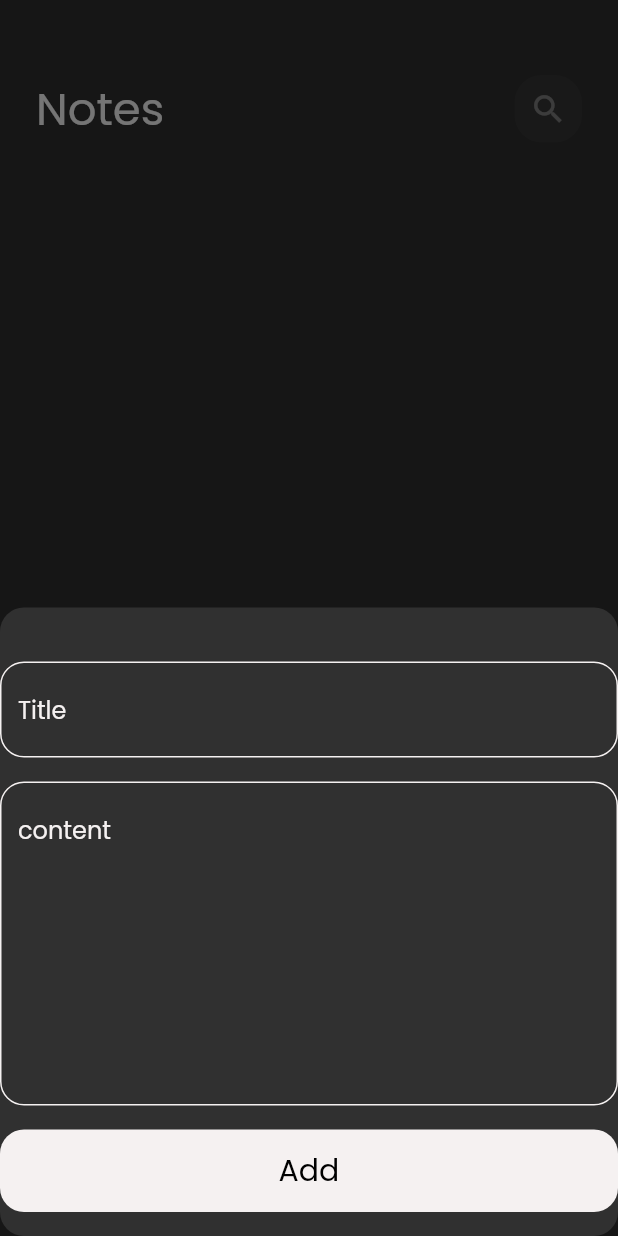
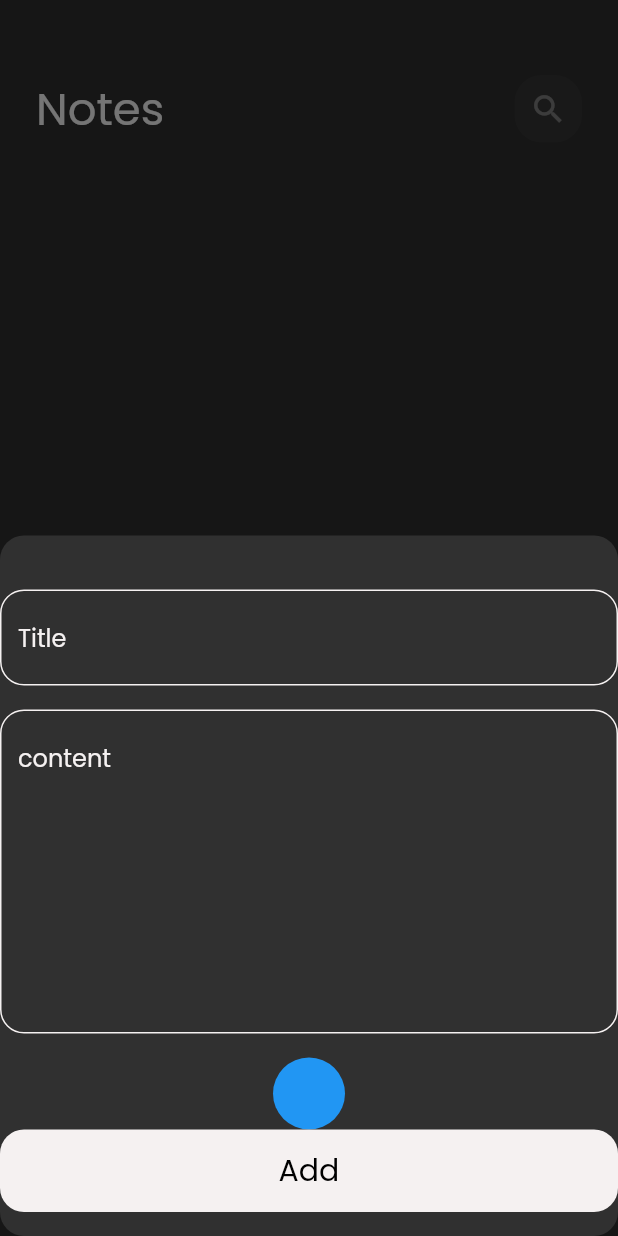
Before and after one commit to Ahmedgamalebied/My_diary, a Flutter app: the screen it shows after launch, after a tap on the "add" icon, on a phone screen of 412 x 824 dp. Run offline on Flutter 3.47's test engine with Material 2 defaults, Android fonts, the phone set to English and light mode, and no system bars; our stand-ins replace bloc, date_format, flutter_bloc, font_awesome_flutter, hive, hive_flutter; accounts and stored records are empty.

Commit message:
create color list view

```diff
--- a/lib/views/Widgets/addFormButtomSheet.dart
+++ b/lib/views/Widgets/addFormButtomSheet.dart
@@ -51,6 +51,7 @@ class _AddFormButtomSheetState extends State<AddFormButtomSheet> {
           const SizedBox(
             height: 16,
           ),
+          ColorItems(),
           BlocBuilder<AddNotesCubit, AddNotesState>(builder: (context, state) {
             return CustomButtom(
               isloading: state is AddNotesLoading ? true : false,
@@ -80,3 +81,31 @@ class _AddFormButtomSheetState extends State<AddFormButtomSheet> {
     );
   }
 }
+
+class ColorItems extends StatelessWidget {
+  const ColorItems({super.key});
+
+  @override
+  Widget build(BuildContext context) {
+    return const CircleAvatar(
+      radius: 24,
+      backgroundColor: Colors.blue,
+    );
+  }
+}
+
+class ColorListView extends StatelessWidget {
+  const ColorListView({super.key});
+
+  @override
+  Widget build(BuildContext context) {
+    return SizedBox(
+      height: 24 * 2,
+      child: ListView.builder(
+          scrollDirection: Axis.horizontal,
+          itemBuilder: (context, index) {
+            return ColorItems();
+          }),
+    );
+  }
+}
```
